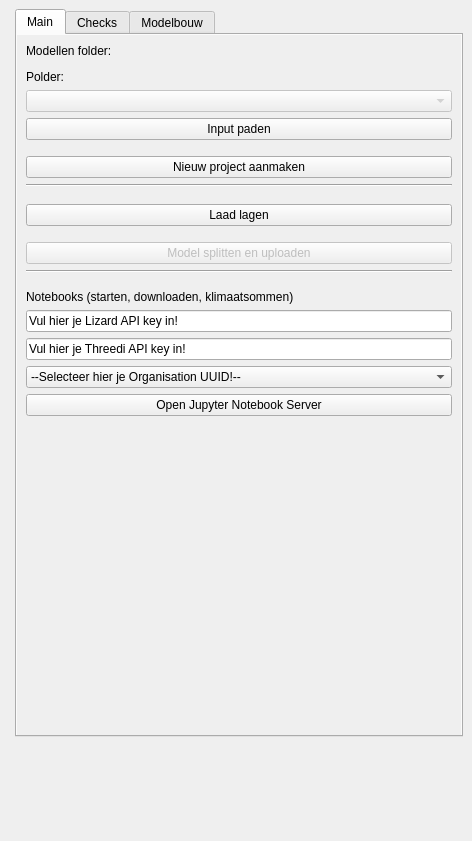
Old version of the form hhnk_threedi_plugin/hhnk_toolbox_dockwidget_base.ui in the repository threedi/hhnk-threedi-plugin.
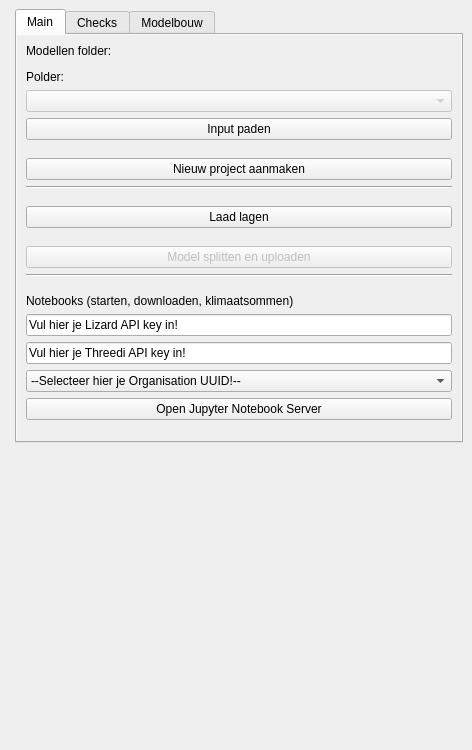
New version of the form. Custom widgets are drawn as their Qt base class.

```diff
--- a/hhnk_threedi_plugin/hhnk_toolbox_dockwidget_base.ui
+++ b/hhnk_threedi_plugin/hhnk_toolbox_dockwidget_base.ui
@@ -7,7 +7,7 @@
     <x>0</x>
     <y>0</y>
     <width>472</width>
-    <height>841</height>
+    <height>750</height>
    </rect>
   </property>
   <property name="sizePolicy">
@@ -18,8 +18,8 @@
   </property>
   <property name="minimumSize">
    <size>
-    <width>345</width>
-    <height>841</height>
+    <width>348</width>
+    <height>750</height>
    </size>
   </property>
   <property name="maximumSize">
@@ -328,28 +328,18 @@
           </property>
          </widget>
         </item>
-        <item>
-         <spacer name="verticalSpacer_9">
-          <property name="orientation">
-           <enum>Qt::Vertical</enum>
-          </property>
-          <property name="sizeHint" stdset="0">
-           <size>
-            <width>20</width>
-            <height>10</height>
-           </size>
-          </property>
-         </spacer>
-        </item>
         <item>
          <spacer name="verticalSpacer_5">
           <property name="orientation">
            <enum>Qt::Vertical</enum>
           </property>
+          <property name="sizeType">
+           <enum>QSizePolicy::MinimumExpanding</enum>
+          </property>
           <property name="sizeHint" stdset="0">
            <size>
             <width>20</width>
-            <height>300</height>
+            <height>0</height>
            </size>
           </property>
          </spacer>
```
Left out of the diff: 7 changed lines with no effect on the pictures.
